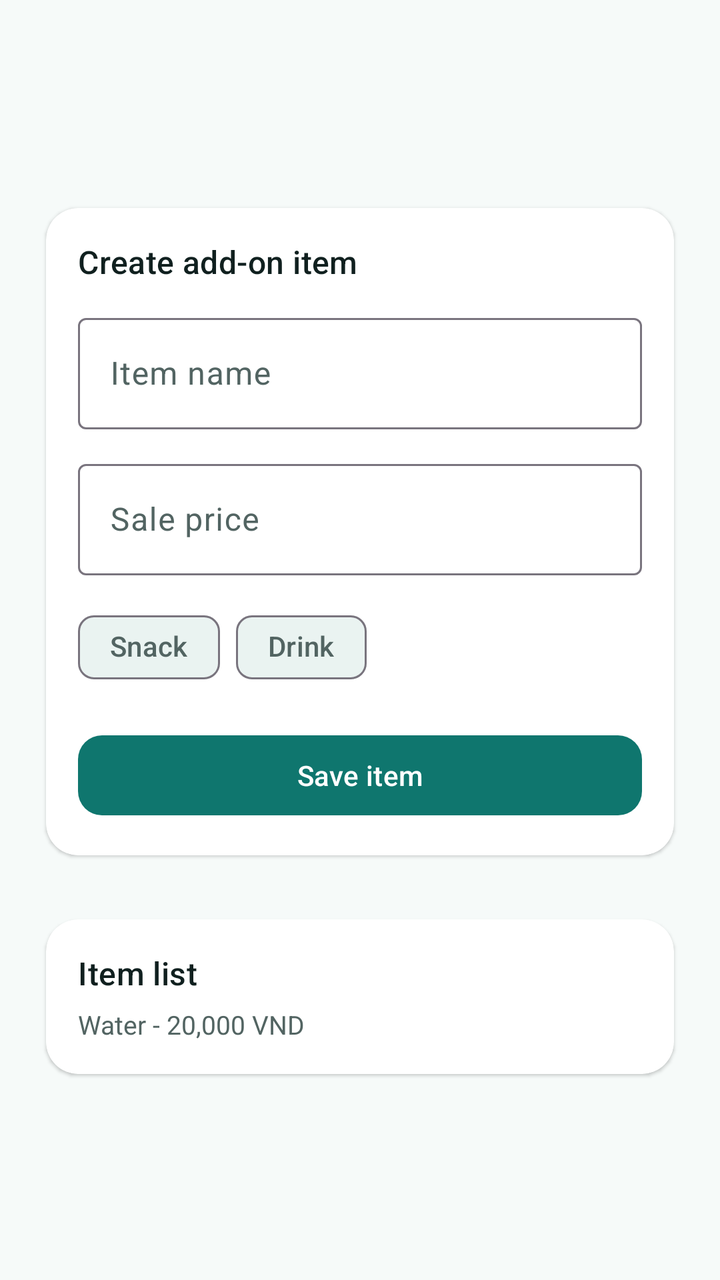
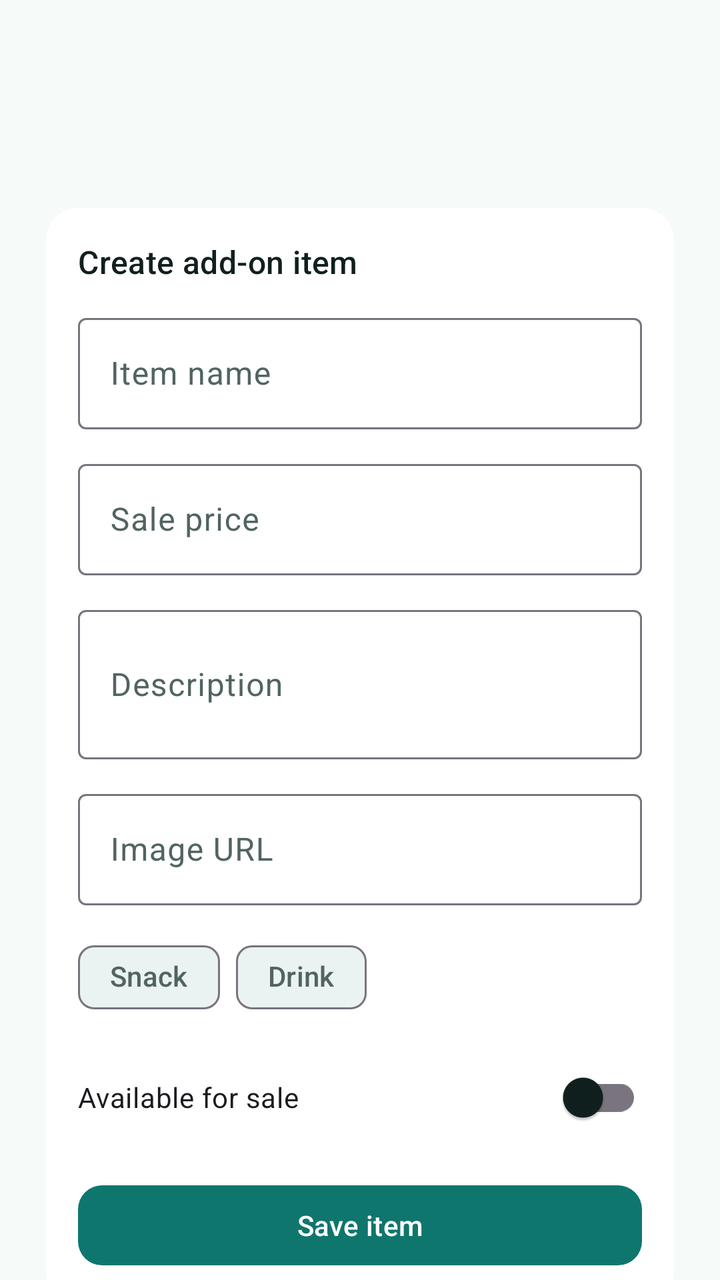

Before-and-after screenshots of an Android layout around one commit, followed by the original layout XML and the change that was made.
<!-- AndroidManifest.xml: application theme Theme.Hotelapp_test2 -->
<!-- res/layout/activity_addon_items.xml -->
<?xml version="1.0" encoding="utf-8"?>
<LinearLayout xmlns:android="http://schemas.android.com/apk/res/android"
    xmlns:app="http://schemas.android.com/apk/res-auto"
    android:layout_width="match_parent"
    android:layout_height="match_parent"
    android:background="@color/surface_base"
    android:orientation="vertical">

    <com.google.android.material.appbar.MaterialToolbar
        android:id="@+id/toolbar"
        android:layout_width="match_parent"
        android:layout_height="wrap_content"
        android:layout_marginStart="@dimen/space_m"
        android:layout_marginTop="@dimen/space_m"
        android:layout_marginEnd="@dimen/space_m" />

    <androidx.core.widget.NestedScrollView
        android:layout_width="match_parent"
        android:layout_height="0dp"
        android:layout_weight="1"
        android:fillViewport="true">

        <LinearLayout
            android:layout_width="match_parent"
            android:layout_height="wrap_content"
            android:orientation="vertical"
            android:padding="@dimen/space_m">

            <com.google.android.material.card.MaterialCardView
                style="@style/Widget.Hotel.Card"
                android:layout_width="match_parent"
                android:layout_height="wrap_content">

                <LinearLayout
                    android:layout_width="match_parent"
                    android:layout_height="wrap_content"
                    android:orientation="vertical"
                    android:padding="@dimen/space_m">

                    <TextView
                        android:layout_width="wrap_content"
                        android:layout_height="wrap_content"
                        style="@style/TextAppearance.Hotel.SectionTitle"
                        android:text="@string/addon_title" />

                    <com.google.android.material.textfield.TextInputLayout
                        android:id="@+id/addOnNameLayout"
                        style="@style/Widget.Material3.TextInputLayout.OutlinedBox"
                        android:layout_width="match_parent"
                        android:layout_height="wrap_content"
                        android:layout_marginTop="@dimen/space_s"
                        android:hint="@string/addon_name_hint">

                        <com.google.android.material.textfield.TextInputEditText
                            android:id="@+id/addOnName"
                            android:layout_width="match_parent"
                            android:layout_height="wrap_content" />
                    </com.google.android.material.textfield.TextInputLayout>

                    <com.google.android.material.textfield.TextInputLayout
                        android:id="@+id/addOnPriceLayout"
                        style="@style/Widget.Material3.TextInputLayout.OutlinedBox"
                        android:layout_width="match_parent"
                        android:layout_height="wrap_content"
                        android:layout_marginTop="@dimen/space_s"
                        android:hint="@string/addon_price_hint">

                        <com.google.android.material.textfield.TextInputEditText
                            android:id="@+id/addOnPrice"
                            android:layout_width="match_parent"
                            android:layout_height="wrap_content"
                            android:inputType="numberDecimal" />
                    </com.google.android.material.textfield.TextInputLayout>

                    <com.google.android.material.chip.ChipGroup
                        android:id="@+id/addOnCategoryGroup"
                        android:layout_width="wrap_content"
                        android:layout_height="wrap_content"
                        android:layout_marginTop="@dimen/space_s">

                        <com.google.android.material.chip.Chip
                            android:id="@+id/addOnCategorySnack"
                            style="@style/Widget.Material3.Chip.Filter"
                            android:layout_width="wrap_content"
                            android:layout_height="wrap_content"
                            android:text="@string/addon_category_snack" />

                        <com.google.android.material.chip.Chip
                            android:id="@+id/addOnCategoryDrink"
                            style="@style/Widget.Material3.Chip.Filter"
                            android:layout_width="wrap_content"
                            android:layout_height="wrap_content"
                            android:text="@string/addon_category_drink" />
                    </com.google.android.material.chip.ChipGroup>

                    <com.google.android.material.button.MaterialButton
                        android:id="@+id/addOnSaveButton"
                        android:layout_width="match_parent"
                        android:layout_height="wrap_content"
                        android:layout_marginTop="@dimen/space_m"
                        android:text="@string/addon_save" />
                </LinearLayout>
            </com.google.android.material.card.MaterialCardView>

            <com.google.android.material.card.MaterialCardView
                style="@style/Widget.Hotel.Card"
                android:layout_width="match_parent"
                android:layout_height="wrap_content"
                android:layout_marginTop="@dimen/space_m">

                <LinearLayout
                    android:layout_width="match_parent"
                    android:layout_height="wrap_content"
                    android:orientation="vertical"
                    android:padding="@dimen/space_m">

                    <TextView
                        android:layout_width="wrap_content"
                        android:layout_height="wrap_content"
                        style="@style/TextAppearance.Hotel.SectionTitle"
                        android:text="@string/addon_list_title" />

                    <TextView
                        android:id="@+id/addOnListText"
                        android:layout_width="wrap_content"
                        android:layout_height="wrap_content"
                        android:layout_marginTop="@dimen/space_xs"
                        android:text="@string/addon_list_placeholder"
                        android:textColor="@color/text_secondary"
                        android:textSize="13sp" />
                </LinearLayout>
            </com.google.android.material.card.MaterialCardView>
        </LinearLayout>
    </androidx.core.widget.NestedScrollView>
</LinearLayout>
<!-- resources referenced by this layout -->
<resources>
  <color name="surface_base">#F6FAF9</color>
  <color name="text_secondary">#526462</color>
  <dimen name="space_m">16dp</dimen>
  <dimen name="space_s">12dp</dimen>
  <dimen name="space_xs">6dp</dimen>
  <string name="addon_category_drink">Drink</string>
  <string name="addon_category_snack">Snack</string>
  <string name="addon_list_placeholder">Water - 20,000 VND</string>
  <string name="addon_list_title">Item list</string>
  <string name="addon_name_hint">Item name</string>
  <string name="addon_price_hint">Sale price</string>
  <string name="addon_save">Save item</string>
  <string name="addon_title">Create add-on item</string>
  <style name="TextAppearance.Hotel.SectionTitle" parent="TextAppearance.Material3.TitleMedium">
          <item name="android:textColor">?attr/colorOnSurface</item>
          <item name="fontFamily">sans-serif-medium</item>
          <item name="android:fontFamily">sans-serif-medium</item>
      </style>
  <style name="Widget.Hotel.Card" parent="Widget.Material3.CardView.Elevated">
          <item name="cardCornerRadius">@dimen/radius_m</item>
          <item name="cardUseCompatPadding">true</item>
          <item name="cardBackgroundColor">@color/surface_card</item>
      </style>
  <style name="Theme.Hotelapp_test2" parent="Base.Theme.Hotelapp_test2" />
  <dimen name="radius_m">16dp</dimen>
  <color name="surface_card">#FFFFFFFF</color>
  <color name="brand_primary">#0F766E</color>
  <color name="white">#FFFFFFFF</color>
  <color name="brand_secondary">#2563EB</color>
  <color name="accent_gold">#F59E0B</color>
  <color name="text_primary">#10201F</color>
  <style name="Widget.Hotel.Toolbar" parent="Widget.Material3.Toolbar">
          <item name="titleTextColor">?attr/colorOnSurface</item>
          <item name="subtitleTextColor">?attr/colorOnSurfaceVariant</item>
          <item name="titleTextAppearance">@style/TextAppearance.Hotel.ToolbarTitle</item>
          <item name="subtitleTextAppearance">@style/TextAppearance.Hotel.BodySmall</item>
      </style>
  <style name="Widget.Hotel.Button.Primary" parent="Widget.Material3.Button">
          <item name="backgroundTint">@color/brand_primary</item>
          <item name="android:textColor">@color/white</item>
          <item name="cornerRadius">@dimen/radius_s</item>
          <item name="android:minHeight">@dimen/button_min_height</item>
          <item name="fontFamily">sans-serif-medium</item>
      </style>
  <style name="TextAppearance.Hotel.ToolbarTitle" parent="TextAppearance.Material3.TitleLarge">
          <item name="fontFamily">sans-serif-medium</item>
          <item name="android:fontFamily">sans-serif-medium</item>
          <item name="android:textColor">?attr/colorOnSurface</item>
      </style>
  <style name="TextAppearance.Hotel.BodySmall" parent="TextAppearance.Material3.BodySmall">
          <item name="fontFamily">sans-serif</item>
          <item name="android:fontFamily">sans-serif</item>
          <item name="android:textColor">?attr/colorOnSurfaceVariant</item>
      </style>
  <dimen name="radius_s">12dp</dimen>
  <dimen name="button_min_height">48dp</dimen>
  <!-- unchanged entries left out for length: 1 -->
</resources>

<!-- the commit's change to res/layout/activity_addon_items.xml (unified diff, before → after) -->
@@ -72,6 +72,37 @@
                             android:inputType="numberDecimal" />
                     </com.google.android.material.textfield.TextInputLayout>
 
+                    <com.google.android.material.textfield.TextInputLayout
+                        android:id="@+id/addOnDescriptionLayout"
+                        style="@style/Widget.Material3.TextInputLayout.OutlinedBox"
+                        android:layout_width="match_parent"
+                        android:layout_height="wrap_content"
+                        android:layout_marginTop="@dimen/space_s"
+                        android:hint="@string/addon_description_hint">
+
+                        <com.google.android.material.textfield.TextInputEditText
+                            android:id="@+id/addOnDescription"
+                            android:layout_width="match_parent"
+                            android:layout_height="wrap_content"
+                            android:inputType="textMultiLine"
+                            android:minLines="2" />
+                    </com.google.android.material.textfield.TextInputLayout>
+
+                    <com.google.android.material.textfield.TextInputLayout
+                        android:id="@+id/addOnImageUrlLayout"
+                        style="@style/Widget.Material3.TextInputLayout.OutlinedBox"
+                        android:layout_width="match_parent"
+                        android:layout_height="wrap_content"
+                        android:layout_marginTop="@dimen/space_s"
+                        android:hint="@string/addon_image_hint">
+
+                        <com.google.android.material.textfield.TextInputEditText
+                            android:id="@+id/addOnImageUrl"
+                            android:layout_width="match_parent"
+                            android:layout_height="wrap_content"
+                            android:inputType="textUri" />
+                    </com.google.android.material.textfield.TextInputLayout>
+
                     <com.google.android.material.chip.ChipGroup
                         android:id="@+id/addOnCategoryGroup"
                         android:layout_width="wrap_content"
@@ -92,6 +123,13 @@
                             android:layout_height="wrap_content"
                             android:text="@string/addon_category_drink" />
                     </com.google.android.material.chip.ChipGroup>
+
+                    <com.google.android.material.switchmaterial.SwitchMaterial
+                        android:id="@+id/addOnActiveSwitch"
+                        android:layout_width="match_parent"
+                        android:layout_height="wrap_content"
+                        android:layout_marginTop="@dimen/space_s"
+                        android:text="@string/addon_active" />
 
                     <com.google.android.material.button.MaterialButton
                         android:id="@+id/addOnSaveButton"
@@ -121,13 +159,19 @@
                         android:text="@string/addon_list_title" />
 
                     <TextView
-                        android:id="@+id/addOnListText"
-                        android:layout_width="wrap_content"
+                        android:id="@+id/addOnEmptyText"
+                        android:layout_width="match_parent"
                         android:layout_height="wrap_content"
                         android:layout_marginTop="@dimen/space_xs"
-                        android:text="@string/addon_list_placeholder"
+                        android:text="@string/addon_empty"
                         android:textColor="@color/text_secondary"
                         android:textSize="13sp" />
+
+                    <LinearLayout
+                        android:id="@+id/addOnListContainer"
+                        android:layout_width="match_parent"
+                        android:layout_height="wrap_content"
+                        android:orientation="vertical" />
                 </LinearLayout>
             </com.google.android.material.card.MaterialCardView>
         </LinearLayout>
<!-- resource entries referenced after the edit -->
@@ -5,9 +5,12 @@
   <dimen name="space_m">16dp</dimen>
   <dimen name="space_s">12dp</dimen>
   <dimen name="space_xs">6dp</dimen>
+  <string name="addon_active">Available for sale</string>
   <string name="addon_category_drink">Drink</string>
   <string name="addon_category_snack">Snack</string>
-  <string name="addon_list_placeholder">Water - 20,000 VND</string>
+  <string name="addon_description_hint">Description</string>
+  <string name="addon_empty">No add-on items yet</string>
+  <string name="addon_image_hint">Image URL</string>
   <string name="addon_list_title">Item list</string>
   <string name="addon_name_hint">Item name</string>
   <string name="addon_price_hint">Sale price</string>
